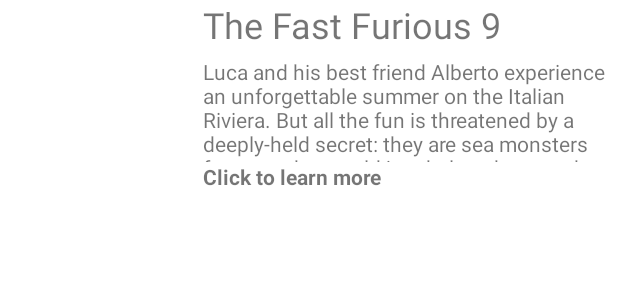
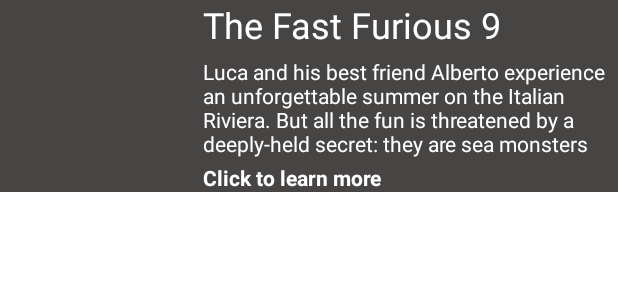
Before and after one commit to xFallingDuskx/FlixsterMoviesApp, an Android app: the layout item_movie.xml on its own in the app's theme, with its tools: preview values and no code run, on a phone screen of 412 x 824 dp. Shown: the top 300 px of the screen. Run offline under Robolectric (Android 15) with nearby library versions, the phone set to English and light mode, and no system bars.

Commit message:
applied dark theme

```diff
--- a/app/src/main/AndroidManifest.xml
+++ b/app/src/main/AndroidManifest.xml
@@ -7,7 +7,7 @@
     <application
         android:allowBackup="true"
         android:icon="@mipmap/ic_launcher"
-        android:label="@string/app_name"
+        android:label="Movies Now Playing"
         android:roundIcon="@mipmap/ic_launcher_round"
         android:supportsRtl="true"
         android:theme="@style/Theme.FlixsterMoviesApp">
--- a/app/src/main/res/layout-land/activity_movie_details.xml
+++ b/app/src/main/res/layout-land/activity_movie_details.xml
@@ -4,6 +4,7 @@
     xmlns:tools="http://schemas.android.com/tools"
     android:layout_width="match_parent"
     android:layout_height="match_parent"
+    android:background="#474444"
     tools:context=".MovieDetailsActivity">
 
     <TextView
@@ -18,6 +19,7 @@
         android:layout_marginEnd="314dp"
         android:layout_marginBottom="0dp"
         android:text="Watch a video:"
+        android:textColor="#FFFFFF"
         android:textSize="16sp"
         android:textStyle="bold" />
 
@@ -30,6 +32,7 @@
         android:layout_marginLeft="5dp"
         android:layout_marginTop="10dp"
         android:text="Description:"
+        android:textColor="#FFFFFF"
         android:textSize="16sp"
         android:textStyle="bold" />
 
@@ -43,6 +46,7 @@
         android:layout_marginStart="5dp"
         android:text="Movie Title"
         android:textAppearance="@android:style/TextAppearance.Large"
+        android:textColor="#FFFFFF"
         android:textSize="30sp" />
 
     <TextView
@@ -56,6 +60,7 @@
         android:layout_marginTop="5dp"
         android:layout_marginEnd="0dp"
         android:text="TextView"
+        android:textColor="#FFFFFF"
         android:textSize="14sp" />
 
     <RatingBar
@@ -93,6 +98,7 @@
         android:layout_marginEnd="156dp"
         android:layout_marginBottom="0dp"
         android:text="Rating:"
+        android:textColor="#FFFFFF"
         android:textSize="16sp"
         android:textStyle="bold" />
 </RelativeLayout>
--- a/app/src/main/res/layout-land/item_movie.xml
+++ b/app/src/main/res/layout-land/item_movie.xml
@@ -3,7 +3,8 @@
     xmlns:app="http://schemas.android.com/apk/res-auto"
     xmlns:tools="http://schemas.android.com/tools"
     android:layout_width="match_parent"
-    android:layout_height="wrap_content">
+    android:layout_height="wrap_content"
+    android:background="#474444">
 
     <ImageView
         android:id="@+id/ivPoster"
@@ -26,6 +27,7 @@
         android:layout_marginTop="0dp"
         android:layout_marginEnd="0dp"
         android:layout_toEndOf="@+id/ivPoster"
+        android:textColor="#FFFFFF"
         android:textSize="24sp"
         tools:text="The Fast Furious 9" />
 
@@ -39,6 +41,7 @@
         android:layout_marginTop="5dp"
         android:layout_marginEnd="7dp"
         android:layout_toEndOf="@+id/ivPoster"
+        android:textColor="#FFFFFF"
         tools:text="Luca and his best friend Alberto experience an unforgettable summer on the Italian Riviera. But all the fun is threatened by a deeply-held secret: they are sea monsters from another world just below the water’s surface." />
 
     <TextView
@@ -53,6 +56,7 @@
         android:layout_marginEnd="5dp"
         android:layout_marginBottom="0dp"
         android:text="Click to learn more"
+        android:textColor="#FFFFFF"
         android:textStyle="bold" />
 
 </RelativeLayout>
--- a/app/src/main/res/layout/activity_movie_details.xml
+++ b/app/src/main/res/layout/activity_movie_details.xml
@@ -4,6 +4,7 @@
     xmlns:tools="http://schemas.android.com/tools"
     android:layout_width="match_parent"
     android:layout_height="match_parent"
+    android:background="#474444"
     tools:context=".MovieDetailsActivity">
 
     <TextView
@@ -18,6 +19,7 @@
         android:layout_marginEnd="154dp"
         android:layout_marginBottom="0dp"
         android:text="Watch a video:"
+        android:textColor="#FFFFFF"
         android:textSize="16sp"
         android:textStyle="bold" />
 
@@ -30,6 +32,7 @@
         android:layout_marginLeft="5dp"
         android:layout_marginTop="10dp"
         android:text="Description:"
+        android:textColor="#FFFFFF"
         android:textSize="16sp"
         android:textStyle="bold" />
 
@@ -43,6 +46,7 @@
         android:layout_marginStart="5dp"
         android:text="Movie Title"
         android:textAppearance="@android:style/TextAppearance.Large"
+        android:textColor="#FFFFFF"
         android:textSize="30sp" />
 
     <TextView
@@ -56,6 +60,7 @@
         android:layout_marginTop="5dp"
         android:layout_marginEnd="0dp"
         android:text="TextView"
+        android:textColor="#FFFFFF"
         android:textSize="14sp" />
 
     <RatingBar
@@ -93,6 +98,7 @@
         android:layout_marginEnd="113dp"
         android:layout_marginBottom="0dp"
         android:text="Rating:"
+        android:textColor="#FFFFFF"
         android:textSize="16sp"
         android:textStyle="bold" />
 </RelativeLayout>
--- a/app/src/main/res/layout/item_movie.xml
+++ b/app/src/main/res/layout/item_movie.xml
@@ -3,7 +3,8 @@
     xmlns:app="http://schemas.android.com/apk/res-auto"
     xmlns:tools="http://schemas.android.com/tools"
     android:layout_width="match_parent"
-    android:layout_height="wrap_content">
+    android:layout_height="wrap_content"
+    android:background="#474444">
 
     <ImageView
         android:id="@+id/ivPoster"
@@ -26,19 +27,21 @@
         android:layout_marginTop="0dp"
         android:layout_marginEnd="0dp"
         android:layout_toEndOf="@+id/ivPoster"
+        android:textColor="#FFFFFF"
         android:textSize="24sp"
         tools:text="The Fast Furious 9" />
 
     <TextView
         android:id="@+id/tvOverview"
         android:layout_width="wrap_content"
-        android:layout_height="70dp"
+        android:layout_height="67dp"
         android:layout_below="@+id/tvTitle"
         android:layout_alignParentEnd="true"
         android:layout_marginStart="5dp"
         android:layout_marginTop="5dp"
         android:layout_marginEnd="7dp"
         android:layout_toEndOf="@+id/ivPoster"
+        android:textColor="#FFFFFF"
         tools:text="Luca and his best friend Alberto experience an unforgettable summer on the Italian Riviera. But all the fun is threatened by a deeply-held secret: they are sea monsters from another world just below the water’s surface." />
 
     <TextView
@@ -48,9 +51,10 @@
         android:layout_below="@+id/tvOverview"
         android:layout_alignParentBottom="false"
         android:layout_marginStart="5dp"
-        android:layout_marginTop="0dp"
+        android:layout_marginTop="3dp"
         android:layout_marginBottom="0dp"
         android:layout_toEndOf="@+id/ivPoster"
         android:text="Click to learn more"
+        android:textColor="#FFFFFF"
         android:textStyle="bold" />
 </RelativeLayout>
```
